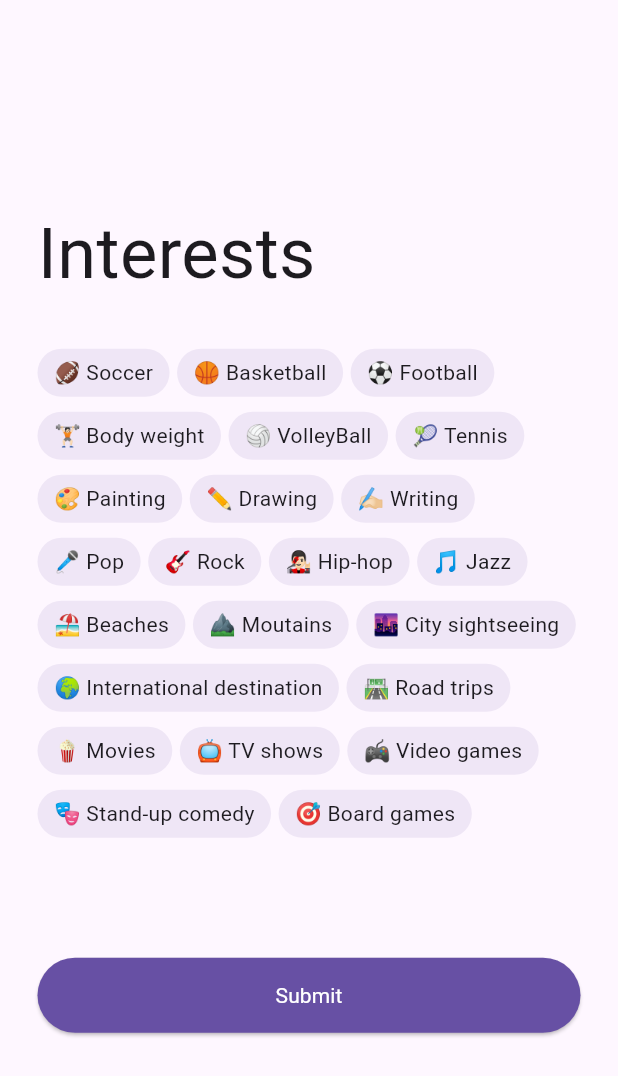
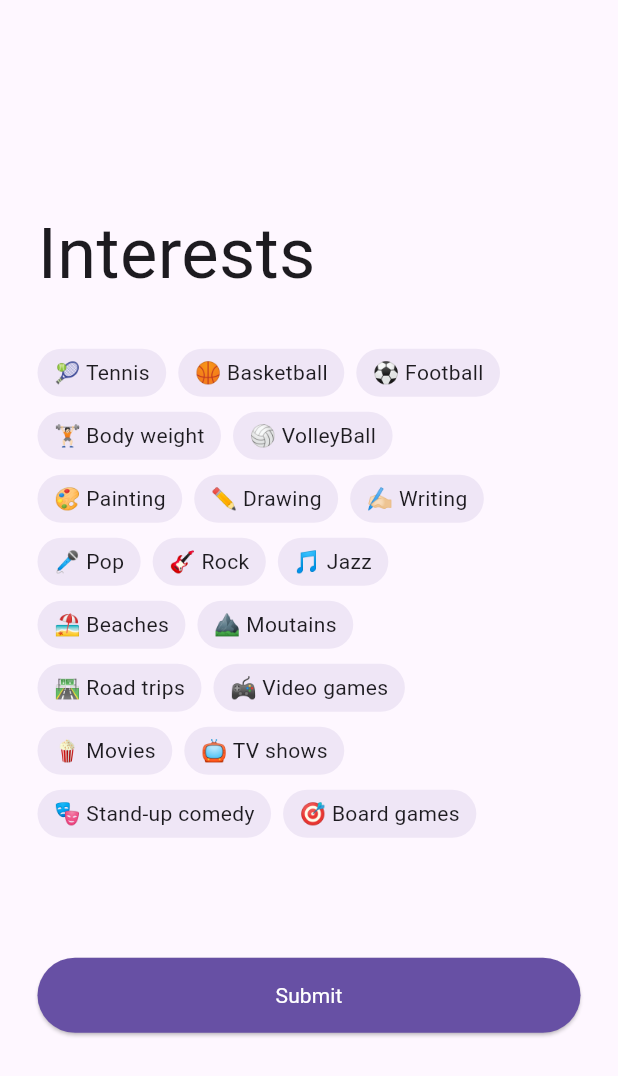
Before and after one commit to Nattapat-is-my-name/TungTee, a Flutter app: the PersonaPage screen opened directly, on a phone screen of 412 x 824 dp. Shown: the top 1076 px of the screen. Run offline on Flutter 3.47's test engine with Material 2 defaults, Android fonts, the phone set to English and light mode, and no system bars; our stand-ins replace cloud_firestore, firebase_auth, firebase_core, google_sign_in; accounts and stored records are empty.

Commit message:
update persona
edit interested

```diff
--- a/lib/Pages/persona.dart
+++ b/lib/Pages/persona.dart
@@ -49,9 +49,7 @@ class _MyformState extends State<Myform> {
               children: [
                 Row(
                   children: const [
-                    Interest(
-                      title: "🏈 Soccer",
-                    ),
+                    Interest(title: "🎾 Tennis"),
                     Interest(title: "🏀 Basketball"),
                     Interest(title: "⚽️ Football")
                   ],
@@ -63,7 +61,6 @@ class _MyformState extends State<Myform> {
                   children: const [
                     Interest(title: "🏋🏻 Body weight"),
                     Interest(title: "🏐 VolleyBall"),
-                    Interest(title: "🎾 Tennis")
                   ],
                 ),
                 const SizedBox(
@@ -83,8 +80,7 @@ class _MyformState extends State<Myform> {
                   children: const [
                     Interest(title: "🎤 Pop"),
                     Interest(title: "🎸 Rock"),
-                    Interest(title: "👨🏻‍🎤 Hip-hop"),
-                    Interest(title: "🎵 Jazz")
+                    Interest(title: "🎵 Jazz"),
                   ],
                 ),
                 const SizedBox(
@@ -94,7 +90,6 @@ class _MyformState extends State<Myform> {
                   children: const [
                     Interest(title: "🏖️ Beaches"),
                     Interest(title: "⛰️ Moutains"),
-                    Interest(title: "🌆 City sightseeing"),
                   ],
                 ),
                 const SizedBox(
@@ -102,8 +97,8 @@ class _MyformState extends State<Myform> {
                 ),
                 Row(
                   children: const [
-                    Interest(title: "🌍 International destination"),
                     Interest(title: "🛣️ Road trips"),
+                    Interest(title: "🎮 Video games"),
                   ],
                 ),
                 const SizedBox(
@@ -113,7 +108,6 @@ class _MyformState extends State<Myform> {
                   children: const [
                     Interest(title: "🍿 Movies"),
                     Interest(title: "📺 TV shows"),
-                    Interest(title: "🎮 Video games"),
                   ],
                 ),
                 const SizedBox(
@@ -169,7 +163,7 @@ class _InterestState extends State<Interest> {
                         ? const Color.fromRGBO(103, 80, 164, 1)
                         : Colors.transparent)),
             padding: const EdgeInsets.fromLTRB(10, 5, 10, 5),
-            margin: const EdgeInsets.fromLTRB(0, 0, 5, 0),
+            margin: const EdgeInsets.fromLTRB(0, 0, 8, 0),
             child: Text(widget.title),
           ),
         )
```
